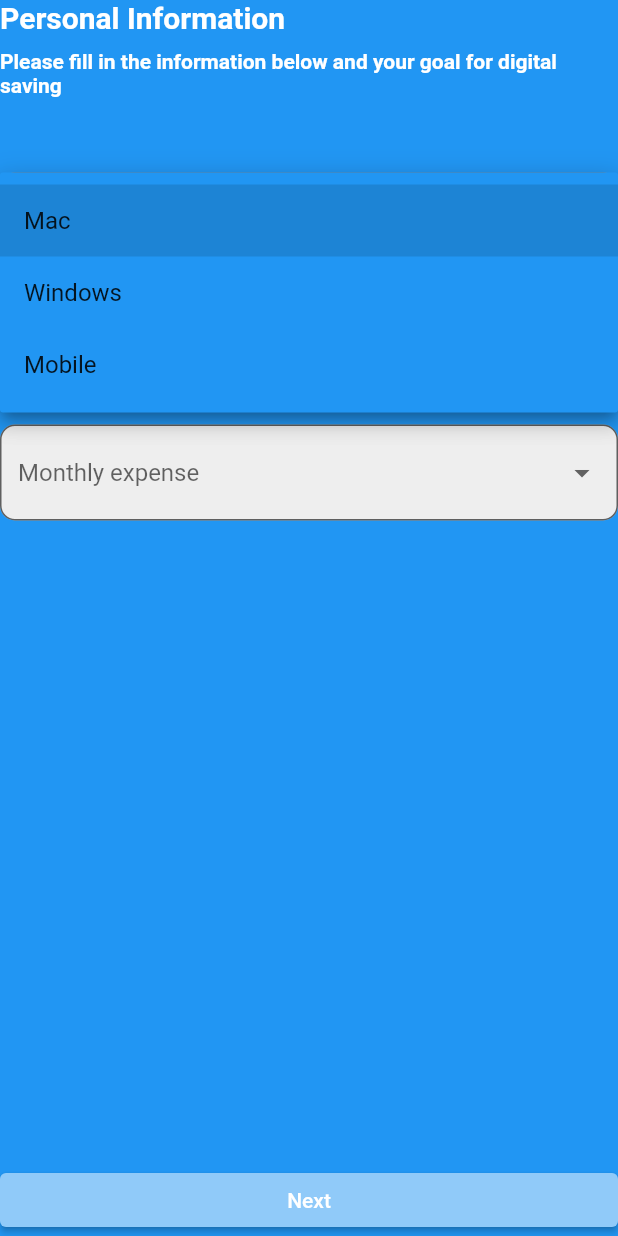
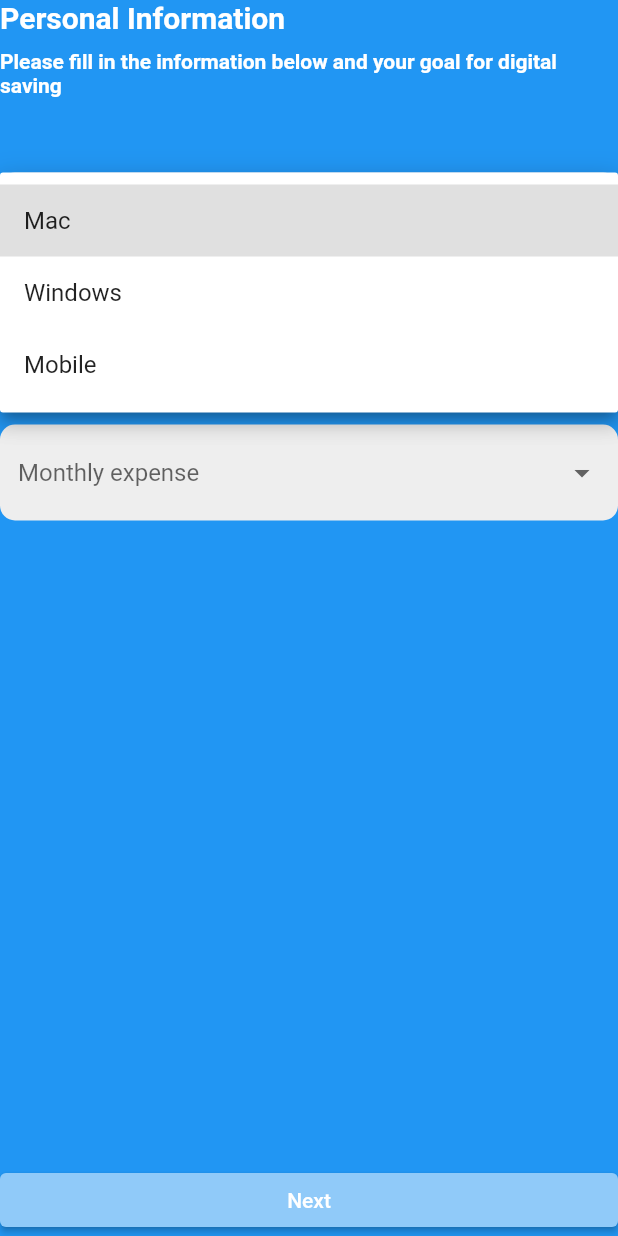
Before and after one commit to devalensio/flutter_registration, a Flutter app: the PersonalInfoView widget shown alone on an empty page, opened directly with empty values, after a tap on "Goal for activation", on a phone screen of 412 x 824 dp. Run offline on Flutter 3.47's test engine with Material 2 defaults, Android fonts, the phone set to English and light mode, and no system bars.

Commit message:
move dropdown function into component

```diff
--- /dev/null
+++ b/lib/widgets/dropdown.dart
@@ -0,0 +1,50 @@
+import 'package:flutter/material.dart';
+
+class Dropdown extends StatelessWidget {
+  String placeholder;
+  String value;
+  List<String> options;
+
+  Dropdown({
+    @required this.placeholder,
+    @required this.value,
+    @required this.options,
+  });
+
+  @override
+  Widget build(BuildContext context) {
+    return FormField<String>(
+      builder: (FormFieldState<String> state) {
+        return InputDecorator(
+          decoration: InputDecoration(
+            filled: true,
+            fillColor: Colors.grey[200],
+            border: OutlineInputBorder(
+              borderRadius: BorderRadius.circular(10),
+              borderSide: BorderSide.none,
+            ),
+            focusedBorder: OutlineInputBorder(
+              borderRadius: BorderRadius.circular(10),
+              borderSide: BorderSide(color: Colors.grey[400]),
+            ),
+          ),
+          child: DropdownButtonHideUnderline(
+            child: DropdownButton<String>(
+              hint: Text(placeholder),
+              value: value,
+              isDense: true,
+              onChanged: (newValue) {},
+              dropdownColor: Colors.white,
+              items: options.map((String value) {
+                return DropdownMenuItem<String>(
+                  value: value,
+                  child: Text(value),
+                );
+              }).toList(),
+            ),
+          ),
+        );
+      },
+    );
+  }
+}
--- a/lib/widgets/personal_info_view.dart
+++ b/lib/widgets/personal_info_view.dart
@@ -1,4 +1,6 @@
 import 'package:flutter/material.dart';
+
+import './dropdown.dart';
 
 class PersonalInfoView extends StatelessWidget {
   final Function handleSubmit;
@@ -8,37 +10,6 @@ class PersonalInfoView extends StatelessWidget {
   );
 
   final deviceTypes = ["Mac", "Windows", "Mobile"];
-
-  Widget _dropdownWidget(
-      String placeholder, String value, List<String> options) {
-    return FormField<String>(
-      builder: (FormFieldState<String> state) {
-        return InputDecorator(
-          decoration: InputDecoration(
-            filled: true,
-            fillColor: Colors.grey[200],
-            border: OutlineInputBorder(
-              borderRadius: BorderRadius.circular(10),
-            ),
-          ),
-          child: DropdownButtonHideUnderline(
-            child: DropdownButton<String>(
-              hint: Text(placeholder),
-              value: value,
-              isDense: true,
-              onChanged: (newValue) {},
-              items: options.map((String value) {
-                return DropdownMenuItem<String>(
-                  value: value,
-                  child: Text(value),
-                );
-              }).toList(),
-            ),
-          ),
-        );
-      },
-    );
-  }
 
   @override
   Widget build(BuildContext context) {
@@ -62,32 +33,42 @@ class PersonalInfoView extends StatelessWidget {
           const SizedBox(
             height: 50,
           ),
-          _dropdownWidget('Goal for activation', null, deviceTypes),
+          Dropdown(
+            placeholder: 'Goal for activation',
+            value: null,
+            options: deviceTypes,
+          ),
           const SizedBox(
             height: 20,
           ),
-          _dropdownWidget('Monthly Income', null, deviceTypes),
+          Dropdown(
+            placeholder: 'Monthly Income',
+            value: null,
+            options: deviceTypes,
+          ),
           const SizedBox(
             height: 20,
           ),
-          _dropdownWidget('Monthly expense', null, deviceTypes),
+          Dropdown(
+            placeholder: 'Monthly expense',
+            value: null,
+            options: deviceTypes,
+          ),
           const SizedBox(
             height: 20,
           ),
-          Expanded(
-            child: Container(
+          Spacer(),
+          Container(
             width: double.infinity,
             alignment: Alignment.bottomCenter,
             child: SizedBox(
               width: double.infinity,
               child: ElevatedButton(
                 style: ButtonStyle(
-                    backgroundColor:
-                        MaterialStateProperty.all(Colors.blue[200]),
+                  backgroundColor: MaterialStateProperty.all(Colors.blue[200]),
                 ),
                 onPressed: handleSubmit,
                 child: Text('Next'),
-                ),
               ),
             ),
           )
```
Lines whose indentation alone changed are shown as unchanged.
